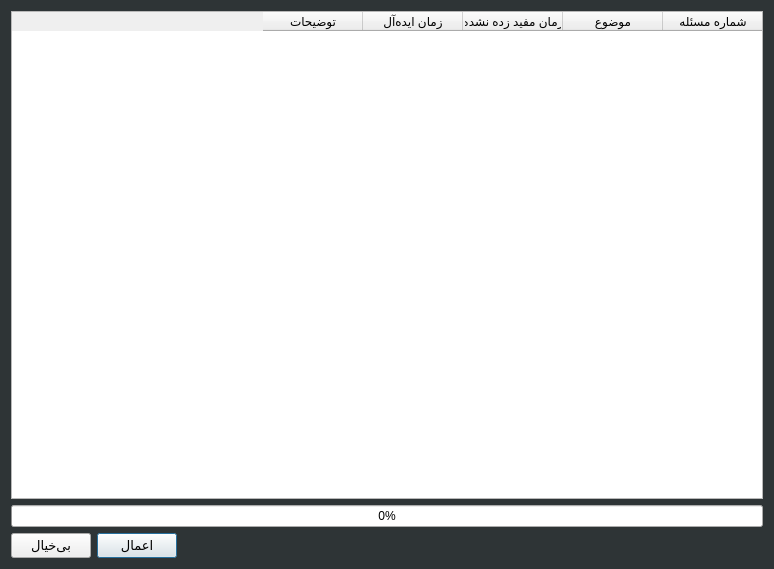
its-saeed/retracker, file time-tracker/ApplyTimeToPaygirDialog.ui: the form before one commit.
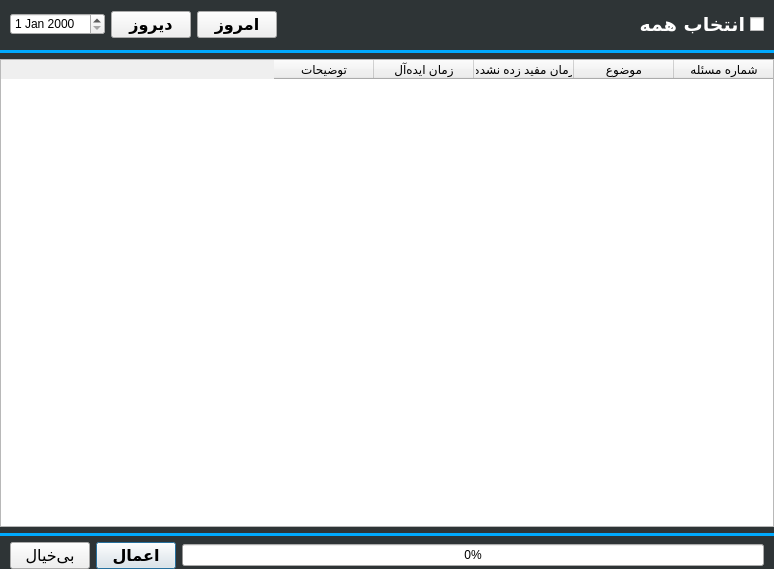
The form after the commit. Icons and pictures are not drawn.

Diff of the .ui file:
```diff
--- a/time-tracker/ApplyTimeToPaygirDialog.ui
+++ b/time-tracker/ApplyTimeToPaygirDialog.ui
@@ -20,6 +20,134 @@
 }</string>
   </property>
   <layout class="QVBoxLayout" name="verticalLayout">
+   <property name="leftMargin">
+    <number>0</number>
+   </property>
+   <property name="topMargin">
+    <number>0</number>
+   </property>
+   <property name="rightMargin">
+    <number>0</number>
+   </property>
+   <property name="bottomMargin">
+    <number>0</number>
+   </property>
+   <item>
+    <layout class="QHBoxLayout" name="horizontalLayout_2">
+     <property name="leftMargin">
+      <number>10</number>
+     </property>
+     <property name="topMargin">
+      <number>10</number>
+     </property>
+     <property name="rightMargin">
+      <number>10</number>
+     </property>
+     <property name="bottomMargin">
+      <number>5</number>
+     </property>
+     <item>
+      <widget class="QDateEdit" name="de_date"/>
+     </item>
+     <item>
+      <widget class="QPushButton" name="btn_yesterday">
+       <property name="font">
+        <font>
+         <family>B Nazanin</family>
+         <pointsize>12</pointsize>
+         <weight>75</weight>
+         <bold>true</bold>
+        </font>
+       </property>
+       <property name="text">
+        <string>دیروز</string>
+       </property>
+       <property name="icon">
+        <iconset resource="res.qrc">
+         <normaloff>:/ui/res/calendar3.png</normaloff>:/ui/res/calendar3.png</iconset>
+       </property>
+       <property name="iconSize">
+        <size>
+         <width>32</width>
+         <height>32</height>
+        </size>
+       </property>
+      </widget>
+     </item>
+     <item>
+      <widget class="QPushButton" name="btn_today">
+       <property name="font">
+        <font>
+         <family>B Nazanin</family>
+         <pointsize>12</pointsize>
+         <weight>75</weight>
+         <bold>true</bold>
+        </font>
+       </property>
+       <property name="text">
+        <string>امروز</string>
+       </property>
+       <property name="icon">
+        <iconset resource="res.qrc">
+         <normaloff>:/ui/res/calendar3.png</normaloff>:/ui/res/calendar3.png</iconset>
+       </property>
+       <property name="iconSize">
+        <size>
+         <width>32</width>
+         <height>32</height>
+        </size>
+       </property>
+      </widget>
+     </item>
+     <item>
+      <spacer name="horizontalSpacer">
+       <property name="orientation">
+        <enum>Qt::Horizontal</enum>
+       </property>
+       <property name="sizeHint" stdset="0">
+        <size>
+         <width>40</width>
+         <height>20</height>
+        </size>
+       </property>
+      </spacer>
+     </item>
+     <item>
+      <widget class="QCheckBox" name="chb_select_all">
+       <property name="font">
+        <font>
+         <family>B Nazanin</family>
+         <pointsize>14</pointsize>
+         <weight>75</weight>
+         <bold>true</bold>
+        </font>
+       </property>
+       <property name="layoutDirection">
+        <enum>Qt::RightToLeft</enum>
+       </property>
+       <property name="styleSheet">
+        <string notr="true">color: rgb(255, 255, 255);</string>
+       </property>
+       <property name="text">
+        <string>انتخاب همه</string>
+       </property>
+      </widget>
+     </item>
+    </layout>
+   </item>
+   <item>
+    <widget class="QWidget" name="widget" native="true">
+     <property name="minimumSize">
+      <size>
+       <width>0</width>
+       <height>3</height>
+      </size>
+     </property>
+     <property name="styleSheet">
+      <string notr="true">background-color: rgb(0, 170, 255);</string>
+     </property>
+    </widget>
+   </item>
    <item>
     <widget class="QTableWidget" name="tblw_issues">
      <property name="font">
@@ -71,20 +199,32 @@
     </widget>
    </item>
    <item>
-    <widget class="QProgressBar" name="prg_apply">
-     <property name="value">
-      <number>0</number>
+    <widget class="QWidget" name="widget_2" native="true">
+     <property name="minimumSize">
+      <size>
+       <width>0</width>
+       <height>3</height>
+      </size>
+     </property>
+     <property name="styleSheet">
+      <string notr="true">background-color: rgb(0, 170, 255);</string>
      </property>
     </widget>
    </item>
    <item>
     <layout class="QHBoxLayout" name="horizontalLayout">
+     <property name="leftMargin">
+      <number>10</number>
+     </property>
+     <property name="rightMargin">
+      <number>10</number>
+     </property>
      <item>
       <widget class="QPushButton" name="pushButton_2">
        <property name="font">
         <font>
-         <family>B Yekan</family>
-         <pointsize>10</pointsize>
+         <family>B Nazanin</family>
+         <pointsize>12</pointsize>
         </font>
        </property>
        <property name="text">
@@ -106,8 +246,10 @@
       <widget class="QPushButton" name="btn_apply_times">
        <property name="font">
         <font>
-         <family>B Yekan</family>
-         <pointsize>10</pointsize>
+         <family>B Nazanin</family>
+         <pointsize>12</pointsize>
+         <weight>75</weight>
+         <bold>true</bold>
         </font>
        </property>
        <property name="text">
@@ -129,17 +271,11 @@
       </widget>
      </item>
      <item>
-      <spacer name="horizontalSpacer">
-       <property name="orientation">
-        <enum>Qt::Horizontal</enum>
+      <widget class="QProgressBar" name="prg_apply">
+       <property name="value">
+        <number>0</number>
        </property>
-       <property name="sizeHint" stdset="0">
-        <size>
-         <width>40</width>
-         <height>20</height>
-        </size>
-       </property>
-      </spacer>
+      </widget>
      </item>
     </layout>
    </item>
```
